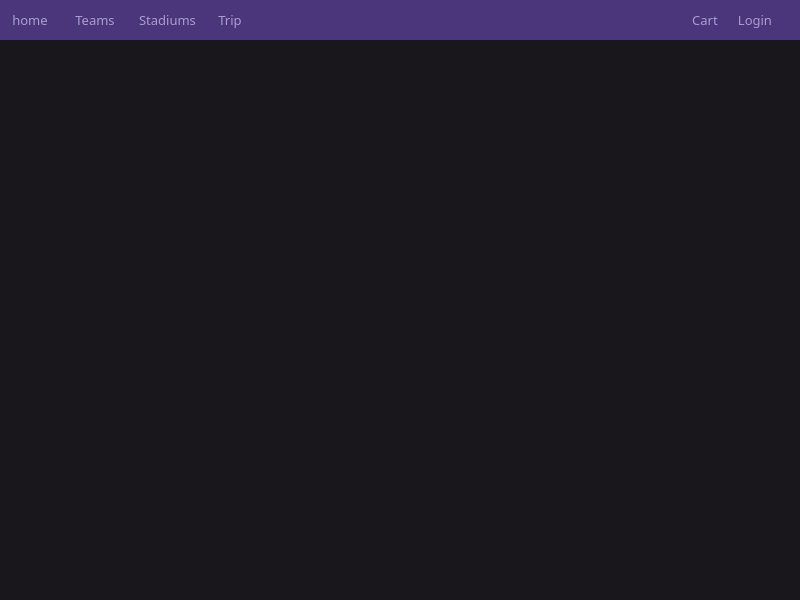
This is BaseballProject/mainwindow.ui in cs1d-baseballproject/Baseball-Project---CS1D as Qt 5 draws it before an edit. The edited form follows.
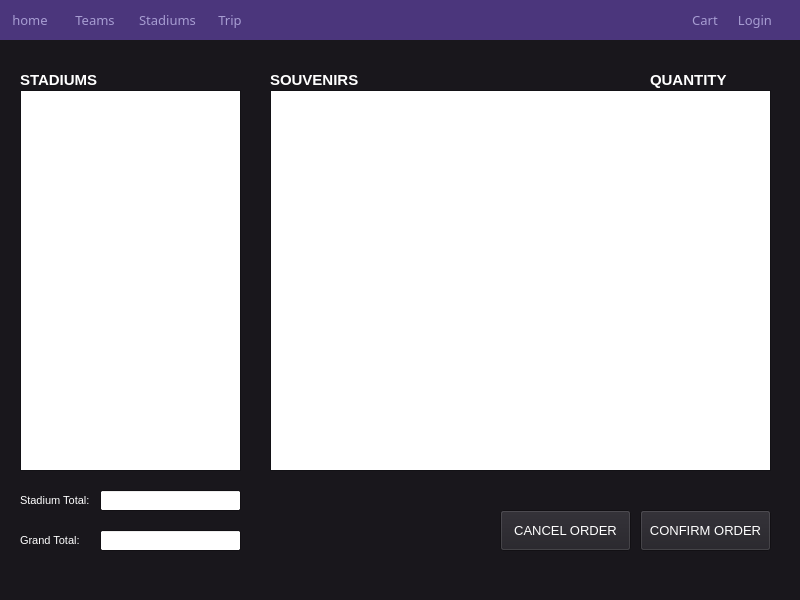
This is the edited form. The open tabs and pages were chosen to show the change.

Commit message: Adding cart/order screen UI

```diff
--- a/BaseballProject/mainwindow.ui
+++ b/BaseballProject/mainwindow.ui
@@ -1919,7 +1919,187 @@
       </property>
      </widget>
     </widget>
-    <widget class="QWidget" name="cartPage"/>
+    <widget class="QWidget" name="cartPage">
+     <widget class="QTableView" name="productsTable">
+      <property name="geometry">
+       <rect>
+        <x>270</x>
+        <y>50</y>
+        <width>501</width>
+        <height>381</height>
+       </rect>
+      </property>
+     </widget>
+     <widget class="QListView" name="stadiumListCheckout">
+      <property name="geometry">
+       <rect>
+        <x>20</x>
+        <y>50</y>
+        <width>221</width>
+        <height>381</height>
+       </rect>
+      </property>
+     </widget>
+     <widget class="QLabel" name="label_26">
+      <property name="geometry">
+       <rect>
+        <x>20</x>
+        <y>30</y>
+        <width>121</width>
+        <height>20</height>
+       </rect>
+      </property>
+      <property name="font">
+       <font>
+        <family>Nirmala UI</family>
+        <pointsize>11</pointsize>
+        <weight>75</weight>
+        <bold>true</bold>
+       </font>
+      </property>
+      <property name="text">
+       <string>STADIUMS</string>
+      </property>
+     </widget>
+     <widget class="QLabel" name="label_27">
+      <property name="geometry">
+       <rect>
+        <x>20</x>
+        <y>450</y>
+        <width>81</width>
+        <height>21</height>
+       </rect>
+      </property>
+      <property name="font">
+       <font>
+        <family>Nirmala UI</family>
+        <pointsize>8</pointsize>
+       </font>
+      </property>
+      <property name="text">
+       <string>Stadium Total:</string>
+      </property>
+     </widget>
+     <widget class="QLineEdit" name="stadiumTotal">
+      <property name="geometry">
+       <rect>
+        <x>100</x>
+        <y>450</y>
+        <width>141</width>
+        <height>21</height>
+       </rect>
+      </property>
+     </widget>
+     <widget class="QLabel" name="label_28">
+      <property name="geometry">
+       <rect>
+        <x>20</x>
+        <y>490</y>
+        <width>81</width>
+        <height>21</height>
+       </rect>
+      </property>
+      <property name="font">
+       <font>
+        <family>Nirmala UI</family>
+        <pointsize>8</pointsize>
+       </font>
+      </property>
+      <property name="text">
+       <string>Grand Total:</string>
+      </property>
+     </widget>
+     <widget class="QLineEdit" name="grandTotal">
+      <property name="geometry">
+       <rect>
+        <x>100</x>
+        <y>490</y>
+        <width>141</width>
+        <height>21</height>
+       </rect>
+      </property>
+     </widget>
+     <widget class="QPushButton" name="cancelOrder">
+      <property name="geometry">
+       <rect>
+        <x>500</x>
+        <y>470</y>
+        <width>131</width>
+        <height>41</height>
+       </rect>
+      </property>
+      <property name="font">
+       <font>
+        <family>Nirmala UI</family>
+        <pointsize>10</pointsize>
+       </font>
+      </property>
+      <property name="text">
+       <string>CANCEL ORDER</string>
+      </property>
+     </widget>
+     <widget class="QPushButton" name="confirmOrder">
+      <property name="geometry">
+       <rect>
+        <x>640</x>
+        <y>470</y>
+        <width>131</width>
+        <height>41</height>
+       </rect>
+      </property>
+      <property name="font">
+       <font>
+        <family>Nirmala UI</family>
+        <pointsize>10</pointsize>
+       </font>
+      </property>
+      <property name="text">
+       <string>CONFIRM ORDER</string>
+      </property>
+     </widget>
+     <widget class="QLabel" name="label_29">
+      <property name="geometry">
+       <rect>
+        <x>270</x>
+        <y>30</y>
+        <width>121</width>
+        <height>20</height>
+       </rect>
+      </property>
+      <property name="font">
+       <font>
+        <family>Nirmala UI</family>
+        <pointsize>11</pointsize>
+        <weight>75</weight>
+        <bold>true</bold>
+       </font>
+      </property>
+      <property name="text">
+       <string>SOUVENIRS</string>
+      </property>
+     </widget>
+     <widget class="QLabel" name="label_30">
+      <property name="geometry">
+       <rect>
+        <x>650</x>
+        <y>30</y>
+        <width>121</width>
+        <height>20</height>
+       </rect>
+      </property>
+      <property name="font">
+       <font>
+        <family>Nirmala UI</family>
+        <pointsize>11</pointsize>
+        <weight>75</weight>
+        <bold>true</bold>
+       </font>
+      </property>
+      <property name="text">
+       <string>QUANTITY</string>
+      </property>
+     </widget>
+    </widget>
     <widget class="QWidget" name="tripPage"/>
     <widget class="QWidget" name="infoPage">
      <widget class="QLabel" name="infoTeam">
```
Left out of the diff: 4 changed lines with no effect on the pictures. The commit also changes 22 other files.
